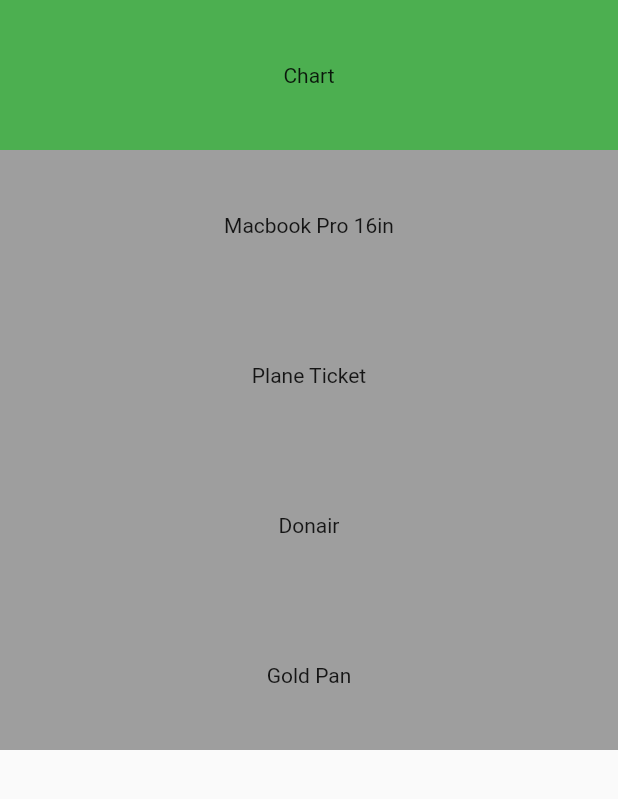
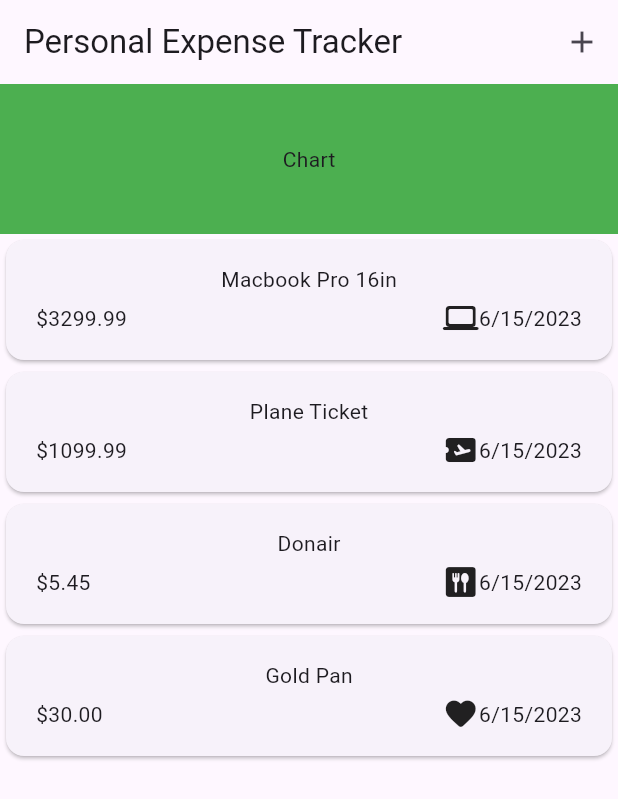
Before and after one commit to Sebsprograms/Expense_Tracker, a Flutter app: the screen it shows after launch, on a phone screen of 412 x 824 dp. Shown: the top 799 px of the screen. Run offline on Flutter 3.47's test engine with Material 2 defaults, Android fonts, the phone set to English and light mode, and no system bars.

Commit message:
New expense overlay

```diff
--- a/lib/main.dart
+++ b/lib/main.dart
@@ -1,8 +1,10 @@
-import 'package:expense_tracker/expenses.dart';
+import 'package:expense_tracker/widgets/expenses.dart';
 import 'package:flutter/material.dart';
 
 void main() {
   runApp(MaterialApp(
+    debugShowCheckedModeBanner: false,
+    theme: ThemeData(useMaterial3: true),
     home: Expenses(),
   ));
 }
--- a/lib/models/expense.dart
+++ b/lib/models/expense.dart
@@ -1,6 +1,9 @@
+import 'package:flutter/material.dart';
 import 'package:uuid/uuid.dart';
+import 'package:intl/intl.dart';
 
 const uuid = Uuid();
+final DateFormat formatter = DateFormat.yMd();
 
 enum Category {
   food,
@@ -8,6 +11,13 @@ enum Category {
   leisure,
   work,
 }
+
+const categoryIcons = {
+  Category.food: Icons.dining_rounded,
+  Category.travel: Icons.airplane_ticket_rounded,
+  Category.leisure: Icons.favorite_rounded,
+  Category.work: Icons.computer_rounded,
+};
 
 class Expense {
   Expense({
@@ -22,4 +32,8 @@ class Expense {
   final double amount;
   final DateTime date;
   final Category category;
+
+  String get formattedDate {
+    return formatter.format(date);
+  }
 }
--- a/lib/expenses.dart
+++ b/lib/widgets/expenses.dart
@@ -1,5 +1,6 @@
-import 'package:expense_tracker/components/expenses_list.dart';
+import 'package:expense_tracker/widgets/expenses_list/expenses_list.dart';
 import 'package:expense_tracker/models/expense.dart';
+import 'package:expense_tracker/widgets/new_expense.dart';
 import 'package:flutter/material.dart';
 
 class Expenses extends StatefulWidget {
@@ -23,7 +24,7 @@ class _ExpensesState extends State<Expenses> {
       name: "Plane Ticket",
       amount: 1099.99,
       date: DateTime.now(),
-      category: Category.leisure,
+      category: Category.travel,
     ),
     Expense(
       name: "Donair",
@@ -38,9 +39,27 @@ class _ExpensesState extends State<Expenses> {
       category: Category.leisure,
     ),
   ];
+
+  void showAddExpenseOverlay() {
+    showModalBottomSheet(
+        context: context,
+        builder: (ctx) {
+          return NewExpense();
+        });
+  }
+
   @override
   build(BuildContext context) {
     return Scaffold(
+      appBar: AppBar(
+        title: Text("Personal Expense Tracker"),
+        actions: [
+          IconButton(
+            onPressed: showAddExpenseOverlay,
+            icon: const Icon(Icons.add),
+          )
+        ],
+      ),
       body: Center(
         child: Column(
           mainAxisAlignment: MainAxisAlignment.center,
--- /dev/null
+++ b/lib/widgets/expenses_list/expense_item.dart
@@ -0,0 +1,38 @@
+import 'package:expense_tracker/models/expense.dart';
+import 'package:flutter/material.dart';
+
+class ExpenseItem extends StatelessWidget {
+  const ExpenseItem(this.expense, {super.key});
+  final Expense expense;
+
+  @override
+  Widget build(BuildContext context) {
+    return Card(
+        child: Padding(
+      padding: const EdgeInsets.symmetric(
+        horizontal: 20,
+        vertical: 16,
+      ),
+      child: Column(
+        children: [
+          Text(expense.name),
+          const SizedBox(
+            height: 4,
+          ),
+          Row(
+            children: [
+              Text("\$${expense.amount.toStringAsFixed(2)}"),
+              const Spacer(),
+              Row(
+                children: [
+                  Icon(categoryIcons[expense.category]),
+                  Text(expense.formattedDate),
+                ],
+              )
+            ],
+          )
+        ],
+      ),
+    ));
+  }
+}
--- a/lib/components/expenses_list.dart
+++ b/lib/widgets/expenses_list/expenses_list.dart
@@ -1,4 +1,5 @@
 import 'package:expense_tracker/models/expense.dart';
+import 'package:expense_tracker/widgets/expenses_list/expense_item.dart';
 import 'package:flutter/material.dart';
 
 class ExpensesList extends StatelessWidget {
@@ -13,13 +14,9 @@ class ExpensesList extends StatelessWidget {
   Widget build(BuildContext context) {
     return Expanded(
       child: ListView.builder(
-          itemCount: expenses.length,
-          itemBuilder: (context, index) => Container(
-                width: 200,
-                height: 100,
-                color: Colors.grey,
-                child: Center(child: Text(expenses[index].name)),
-              )),
+        itemCount: expenses.length,
+        itemBuilder: (context, index) => ExpenseItem(expenses[index]),
+      ),
     );
   }
 }
--- a/pubspec.yaml
+++ b/pubspec.yaml
@@ -36,6 +36,7 @@ dependencies:
   # Use with the CupertinoIcons class for iOS style icons.
   cupertino_icons: ^1.0.2
   uuid: ^3.0.7
+  intl: ^0.18.1
 
 dev_dependencies:
   flutter_test:
```
Also changed, not shown: lib/widgets/new_expense.dart (added, +72 -0 lines), pubspec.lock, 1 other file.
